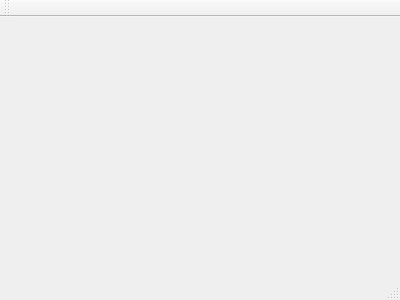
Old version of the form mainwindow.ui in the repository Gummary/IotVersion_1.
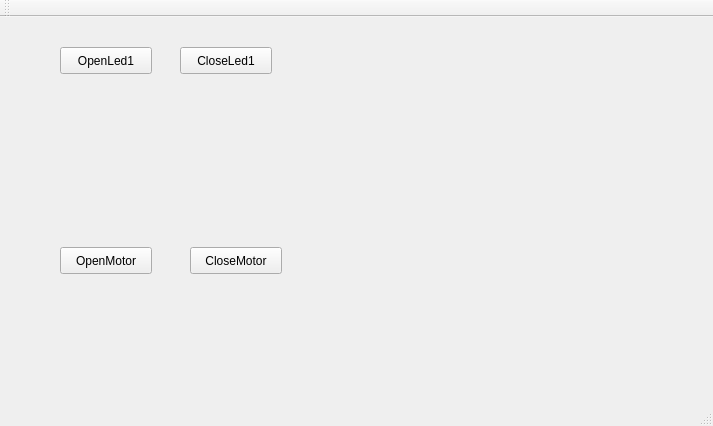
New version of the form.

Diff of the .ui file:
```diff
--- a/mainwindow.ui
+++ b/mainwindow.ui
@@ -6,14 +6,67 @@
    <rect>
     <x>0</x>
     <y>0</y>
-    <width>400</width>
-    <height>300</height>
+    <width>713</width>
+    <height>426</height>
    </rect>
   </property>
   <property name="windowTitle">
    <string>MainWindow</string>
   </property>
-  <widget class="QWidget" name="centralWidget"/>
+  <widget class="QWidget" name="centralWidget">
+   <widget class="QPushButton" name="OpenLed1">
+    <property name="geometry">
+     <rect>
+      <x>60</x>
+      <y>30</y>
+      <width>92</width>
+      <height>27</height>
+     </rect>
+    </property>
+    <property name="text">
+     <string>OpenLed1</string>
+    </property>
+   </widget>
+   <widget class="QPushButton" name="OpenMotor">
+    <property name="geometry">
+     <rect>
+      <x>60</x>
+      <y>230</y>
+      <width>92</width>
+      <height>27</height>
+     </rect>
+    </property>
+    <property name="text">
+     <string>OpenMotor</string>
+    </property>
+   </widget>
+   <widget class="QPushButton" name="CloseMotor">
+    <property name="geometry">
+     <rect>
+      <x>190</x>
+      <y>230</y>
+      <width>92</width>
+      <height>27</height>
+     </rect>
+    </property>
+    <property name="text">
+     <string>CloseMotor</string>
+    </property>
+   </widget>
+   <widget class="QPushButton" name="CloseLed1">
+    <property name="geometry">
+     <rect>
+      <x>180</x>
+      <y>30</y>
+      <width>92</width>
+      <height>27</height>
+     </rect>
+    </property>
+    <property name="text">
+     <string>CloseLed1</string>
+    </property>
+   </widget>
+  </widget>
   <widget class="QMenuBar" name="menuBar">
    <property name="geometry">
     <rect>
```
Left out of the diff: 2 changed lines with no effect on the pictures.
